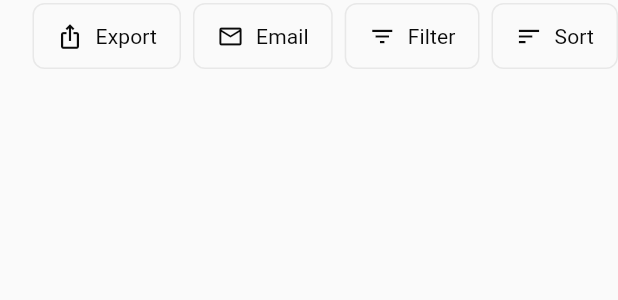
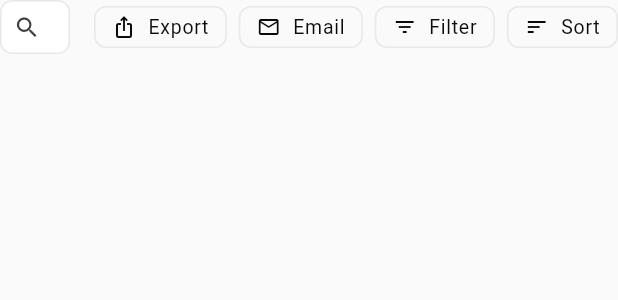
Before and after one commit to sayge-code-hub/saasify, a Flutter app: the _ListToolbar widget shown alone on an empty page, opened directly with empty values, on a phone screen of 412 x 824 dp. Shown: the top 300 px of the screen. Run offline on Flutter 3.47's test engine with Material 3 defaults, Android fonts, the phone set to English and light mode, and no system bars; our stand-ins replace equatable, file_picker, flutter_bloc, go_router, web; Roboto replaces fonts that are missing (Source Sans 3).

Commit message:
Put All Tickets search and actions on one sleek toolbar row.
Compact the search field text and height, align Export/Email/Filter/Sort
beside it on desktop, and keep a horizontal action strip on compact.

Co-authored-by: adityaarana <adityaarana@outlook.com>

```diff
--- a/lib/features/ticketing/presentation/pages/ticket_list_page.dart
+++ b/lib/features/ticketing/presentation/pages/ticket_list_page.dart
@@ -6,7 +6,6 @@ import 'package:saasify/core/responsive/app_breakpoints.dart';
 import 'package:saasify/core/theme/app_colors.dart';
 import 'package:saasify/core/theme/app_spacing.dart';
 import 'package:saasify/core/widgets/app_empty_state.dart';
-import 'package:saasify/core/widgets/app_text_field.dart';
 import 'package:saasify/features/ticketing/domain/ticket.dart';
 import 'package:saasify/features/ticketing/presentation/bloc/ticket_list_cubit.dart';
 import 'package:saasify/features/ticketing/presentation/widgets/ticket_list_items.dart';
@@ -311,15 +310,11 @@ class _TicketListPageState extends State<TicketListPage> {
                             color: AppColors.ink,
                           ),
                         ),
-                        const SizedBox(height: AppSpacing.lg),
-                        AppTextField(
-                          controller: _searchController,
-                          hint: 'Search by id, subject, or customer',
-                          prefixIcon: const Icon(Icons.search),
-                          onChanged: cubit.setQuery,
-                        ),
                         const SizedBox(height: AppSpacing.md),
                         _ListToolbar(
+                          compact: compact,
+                          searchController: _searchController,
+                          onSearchChanged: cubit.setQuery,
                           hasTickets: tickets.isNotEmpty,
                           selectedCount: selectedCount,
                           onExport: () => _pickExport(_exportTargets(state)),
@@ -502,6 +497,9 @@ class _ListHeader extends StatelessWidget {
 
 class _ListToolbar extends StatelessWidget {
   const _ListToolbar({
+    required this.compact,
+    required this.searchController,
+    required this.onSearchChanged,
     required this.hasTickets,
     required this.selectedCount,
     required this.onExport,
@@ -511,6 +509,9 @@ class _ListToolbar extends StatelessWidget {
     required this.onDelete,
   });
 
+  final bool compact;
+  final TextEditingController searchController;
+  final ValueChanged<String> onSearchChanged;
   final bool hasTickets;
   final int selectedCount;
   final VoidCallback onExport;
@@ -521,27 +522,29 @@ class _ListToolbar extends StatelessWidget {
 
   @override
   Widget build(BuildContext context) {
-    return Row(
+    final actions = Row(
+      mainAxisSize: MainAxisSize.min,
       children: [
         if (selectedCount > 0) ...[
           Text(
             '$selectedCount selected',
-            style: Theme.of(context).textTheme.labelLarge?.copyWith(
+            style: Theme.of(context).textTheme.labelMedium?.copyWith(
                   color: AppColors.inkSecondary,
                   fontWeight: FontWeight.w400,
                 ),
           ),
-          const SizedBox(width: AppSpacing.sm),
+          const SizedBox(width: AppSpacing.xs),
           TextButton.icon(
             onPressed: onDelete,
-            icon: const Icon(Icons.delete_outline, size: 18),
+            icon: const Icon(Icons.delete_outline, size: 16),
             label: const Text('Delete'),
             style: TextButton.styleFrom(
               foregroundColor: AppColors.danger,
+              visualDensity: VisualDensity.compact,
             ),
           ),
+          const SizedBox(width: AppSpacing.sm),
         ],
-        const Spacer(),
         _ToolbarButton(
           icon: Icons.ios_share_outlined,
           label: 'Export',
@@ -567,6 +570,100 @@ class _ListToolbar extends StatelessWidget {
         ),
       ],
     );
+
+    final search = _TicketSearchField(
+      controller: searchController,
+      onChanged: onSearchChanged,
+    );
+
+    if (compact) {
+      return Column(
+        crossAxisAlignment: CrossAxisAlignment.stretch,
+        children: [
+          search,
+          const SizedBox(height: AppSpacing.sm),
+          SingleChildScrollView(
+            scrollDirection: Axis.horizontal,
+            child: actions,
+          ),
+        ],
+      );
+    }
+
+    return Row(
+      crossAxisAlignment: CrossAxisAlignment.center,
+      children: [
+        Expanded(child: search),
+        const SizedBox(width: AppSpacing.md),
+        actions,
+      ],
+    );
+  }
+}
+
+class _TicketSearchField extends StatelessWidget {
+  const _TicketSearchField({
+    required this.controller,
+    required this.onChanged,
+  });
+
+  final TextEditingController controller;
+  final ValueChanged<String> onChanged;
+
+  @override
+  Widget build(BuildContext context) {
+    final theme = Theme.of(context);
+    final textStyle = theme.textTheme.bodySmall?.copyWith(
+      color: AppColors.ink,
+      fontWeight: FontWeight.w400,
+      fontSize: 13,
+      height: 1.2,
+    );
+    final hintStyle = theme.textTheme.bodySmall?.copyWith(
+      color: AppColors.inkTertiary,
+      fontWeight: FontWeight.w400,
+      fontSize: 13,
+      height: 1.2,
+    );
+
+    return SizedBox(
+      height: 36,
+      child: TextField(
+        controller: controller,
+        onChanged: onChanged,
+        style: textStyle,
+        cursorColor: AppColors.accent,
+        cursorHeight: 14,
+        decoration: InputDecoration(
+          isDense: true,
+          filled: true,
+          fillColor: AppColors.surface,
+          hintText: 'Search by id, subject, or customer',
+          hintStyle: hintStyle,
+          prefixIcon: const Icon(Icons.search, size: 18),
+          prefixIconConstraints: const BoxConstraints(
+            minWidth: 36,
+            minHeight: 36,
+          ),
+          contentPadding: const EdgeInsets.symmetric(
+            horizontal: AppSpacing.sm,
+            vertical: 0,
+          ),
+          border: OutlineInputBorder(
+            borderRadius: BorderRadius.circular(AppSpacing.radiusSm),
+            borderSide: const BorderSide(color: AppColors.border),
+          ),
+          enabledBorder: OutlineInputBorder(
+            borderRadius: BorderRadius.circular(AppSpacing.radiusSm),
+            borderSide: const BorderSide(color: AppColors.border),
+          ),
+          focusedBorder: OutlineInputBorder(
+            borderRadius: BorderRadius.circular(AppSpacing.radiusSm),
+            borderSide: const BorderSide(color: AppColors.accent, width: 1),
+          ),
+        ),
+      ),
+    );
   }
 }
 
@@ -586,22 +683,25 @@ class _ToolbarButton extends StatelessWidget {
     final theme = Theme.of(context);
     return OutlinedButton.icon(
       onPressed: onPressed,
-      icon: Icon(icon, size: 18, color: AppColors.ink),
+      icon: Icon(icon, size: 16, color: AppColors.ink),
       label: Text(
         label,
-        style: theme.textTheme.labelLarge?.copyWith(
+        style: theme.textTheme.labelMedium?.copyWith(
           color: AppColors.ink,
           fontWeight: FontWeight.w400,
+          fontSize: 13,
         ),
       ),
       style: OutlinedButton.styleFrom(
         foregroundColor: AppColors.ink,
         side: const BorderSide(color: AppColors.border),
         padding: const EdgeInsets.symmetric(
-          horizontal: AppSpacing.md,
-          vertical: AppSpacing.sm,
+          horizontal: AppSpacing.sm,
+          vertical: 0,
         ),
-        minimumSize: const Size(0, 40),
+        minimumSize: const Size(0, 36),
+        tapTargetSize: MaterialTapTargetSize.shrinkWrap,
+        visualDensity: VisualDensity.compact,
         shape: RoundedRectangleBorder(
           borderRadius: BorderRadius.circular(AppSpacing.radiusSm),
         ),
```
